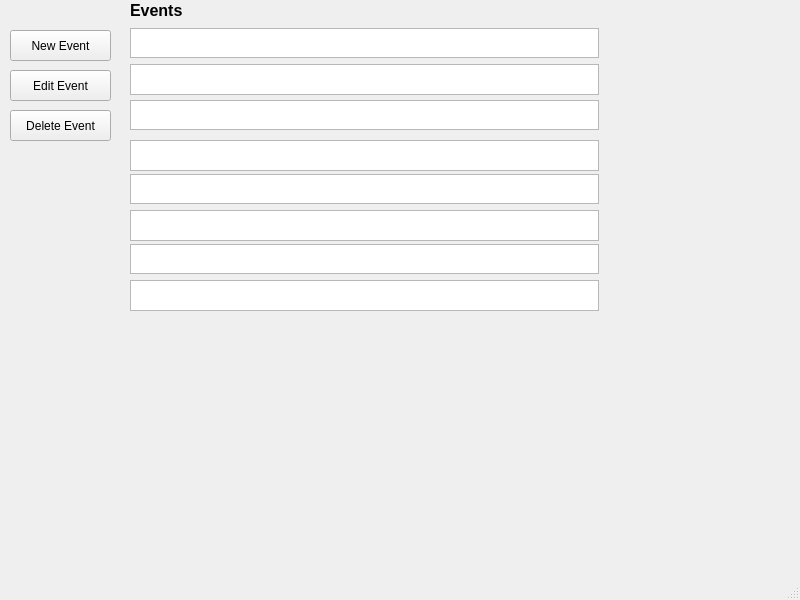
razashahid107/NOTEPAD-QT, file events.ui: the form before one commit.
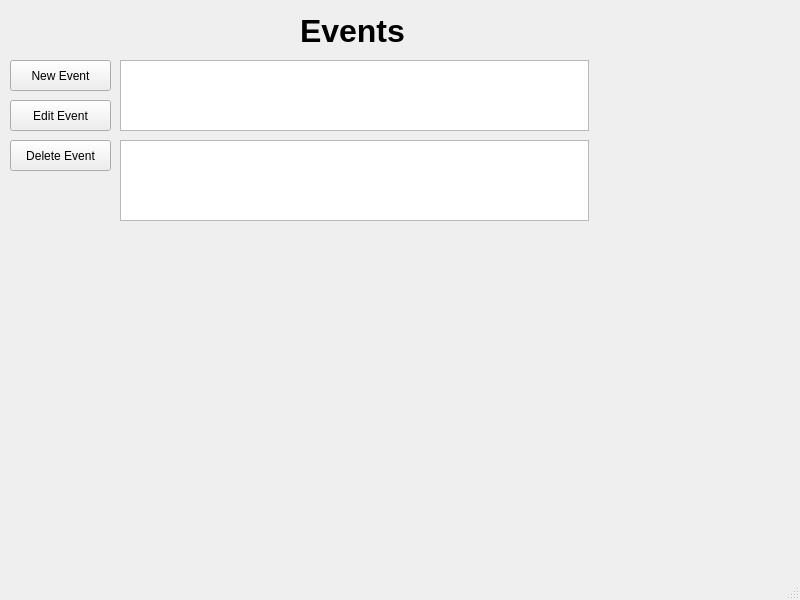
The form after the commit.

Patch:
```diff
--- a/events.ui
+++ b/events.ui
@@ -17,16 +17,16 @@
    <widget class="QLabel" name="label">
     <property name="geometry">
      <rect>
-      <x>130</x>
-      <y>0</y>
-      <width>469</width>
-      <height>21</height>
+      <x>300</x>
+      <y>10</y>
+      <width>121</width>
+      <height>41</height>
      </rect>
     </property>
     <property name="font">
      <font>
-      <family>Nirmala UI</family>
-      <pointsize>12</pointsize>
+      <family>Arial</family>
+      <pointsize>24</pointsize>
       <weight>75</weight>
       <bold>true</bold>
      </font>
@@ -38,104 +38,10 @@
    <widget class="QPlainTextEdit" name="reminderTitle">
     <property name="geometry">
      <rect>
-      <x>130</x>
-      <y>28</y>
-      <width>469</width>
-      <height>30</height>
-     </rect>
-    </property>
-    <property name="maximumSize">
-     <size>
-      <width>16777215</width>
-      <height>30</height>
-     </size>
-    </property>
-   </widget>
-   <widget class="QPlainTextEdit" name="reminderBody">
-    <property name="geometry">
-     <rect>
-      <x>130</x>
-      <y>64</y>
-      <width>469</width>
-      <height>31</height>
-     </rect>
-    </property>
-   </widget>
-   <widget class="QPlainTextEdit" name="reminderBody_2">
-    <property name="geometry">
-     <rect>
-      <x>130</x>
+      <x>120</x>
       <y>140</y>
       <width>469</width>
-      <height>31</height>
-     </rect>
-    </property>
-   </widget>
-   <widget class="QPlainTextEdit" name="reminderTitle_2">
-    <property name="geometry">
-     <rect>
-      <x>130</x>
-      <y>100</y>
-      <width>469</width>
-      <height>30</height>
-     </rect>
-    </property>
-    <property name="maximumSize">
-     <size>
-      <width>16777215</width>
-      <height>30</height>
-     </size>
-    </property>
-   </widget>
-   <widget class="QPlainTextEdit" name="reminderTitle_3">
-    <property name="geometry">
-     <rect>
-      <x>130</x>
-      <y>174</y>
-      <width>469</width>
-      <height>30</height>
-     </rect>
-    </property>
-    <property name="maximumSize">
-     <size>
-      <width>16777215</width>
-      <height>30</height>
-     </size>
-    </property>
-   </widget>
-   <widget class="QPlainTextEdit" name="reminderBody_3">
-    <property name="geometry">
-     <rect>
-      <x>130</x>
-      <y>210</y>
-      <width>469</width>
-      <height>31</height>
-     </rect>
-    </property>
-   </widget>
-   <widget class="QPlainTextEdit" name="reminderTitle_4">
-    <property name="geometry">
-     <rect>
-      <x>130</x>
-      <y>244</y>
-      <width>469</width>
-      <height>30</height>
-     </rect>
-    </property>
-    <property name="maximumSize">
-     <size>
-      <width>16777215</width>
-      <height>30</height>
-     </size>
-    </property>
-   </widget>
-   <widget class="QPlainTextEdit" name="reminderBody_4">
-    <property name="geometry">
-     <rect>
-      <x>130</x>
-      <y>280</y>
-      <width>469</width>
-      <height>31</height>
+      <height>81</height>
      </rect>
     </property>
    </widget>
@@ -143,7 +49,7 @@
     <property name="geometry">
      <rect>
       <x>10</x>
-      <y>30</y>
+      <y>60</y>
       <width>101</width>
       <height>31</height>
      </rect>
@@ -156,7 +62,7 @@
     <property name="geometry">
      <rect>
       <x>10</x>
-      <y>70</y>
+      <y>100</y>
       <width>101</width>
       <height>31</height>
      </rect>
@@ -169,7 +75,7 @@
     <property name="geometry">
      <rect>
       <x>10</x>
-      <y>110</y>
+      <y>140</y>
       <width>101</width>
       <height>31</height>
      </rect>
@@ -178,6 +84,16 @@
      <string>Delete Event</string>
     </property>
    </widget>
+   <widget class="QPlainTextEdit" name="Current_Event">
+    <property name="geometry">
+     <rect>
+      <x>120</x>
+      <y>60</y>
+      <width>469</width>
+      <height>71</height>
+     </rect>
+    </property>
+   </widget>
   </widget>
   <widget class="QMenuBar" name="menubar">
    <property name="geometry">
```
Left out of the diff: 2 changed lines with no effect on the pictures.
